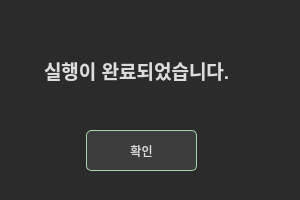
The window that Qt_Widgets_App_RoutineAutomator/Qt_Widgets_App_RoutineAutomator/Qt_WC_RoutineOk.ui (dndjd321/RoutineAutomator) describes before a commit, drawn with Qt 5.
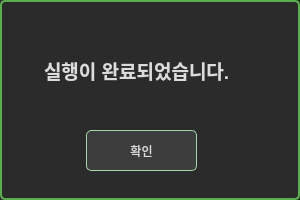
The same window after the commit.

What changed in the file:
```diff
--- a/Qt_Widgets_App_RoutineAutomator/Qt_Widgets_App_RoutineAutomator/Qt_WC_RoutineOk.ui
+++ b/Qt_Widgets_App_RoutineAutomator/Qt_Widgets_App_RoutineAutomator/Qt_WC_RoutineOk.ui
@@ -22,6 +22,8 @@
 /* 서브 창 배경 */
 QDialog {
 	background-color: #2b2b2b;
+	border : 2px solid #5CAF50;
+	border-radius: 5px;
 }
 
 /* 모든 텍스트 기본 설정 */
```
